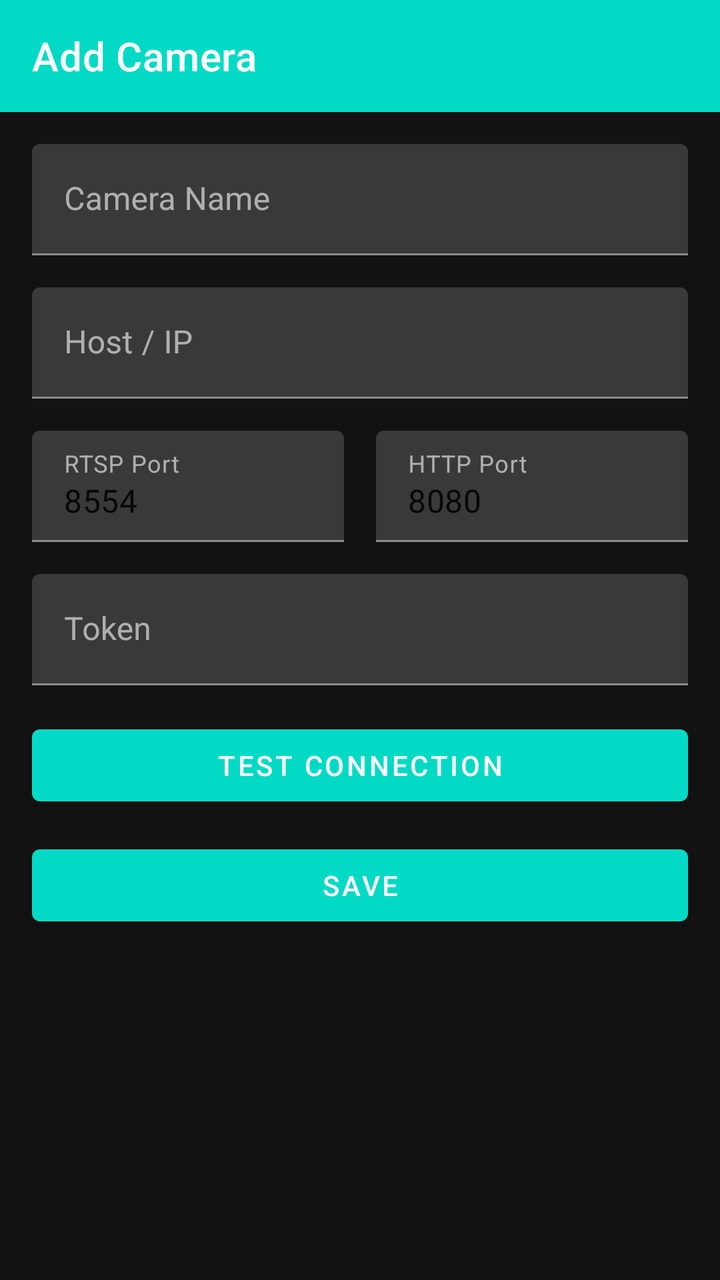
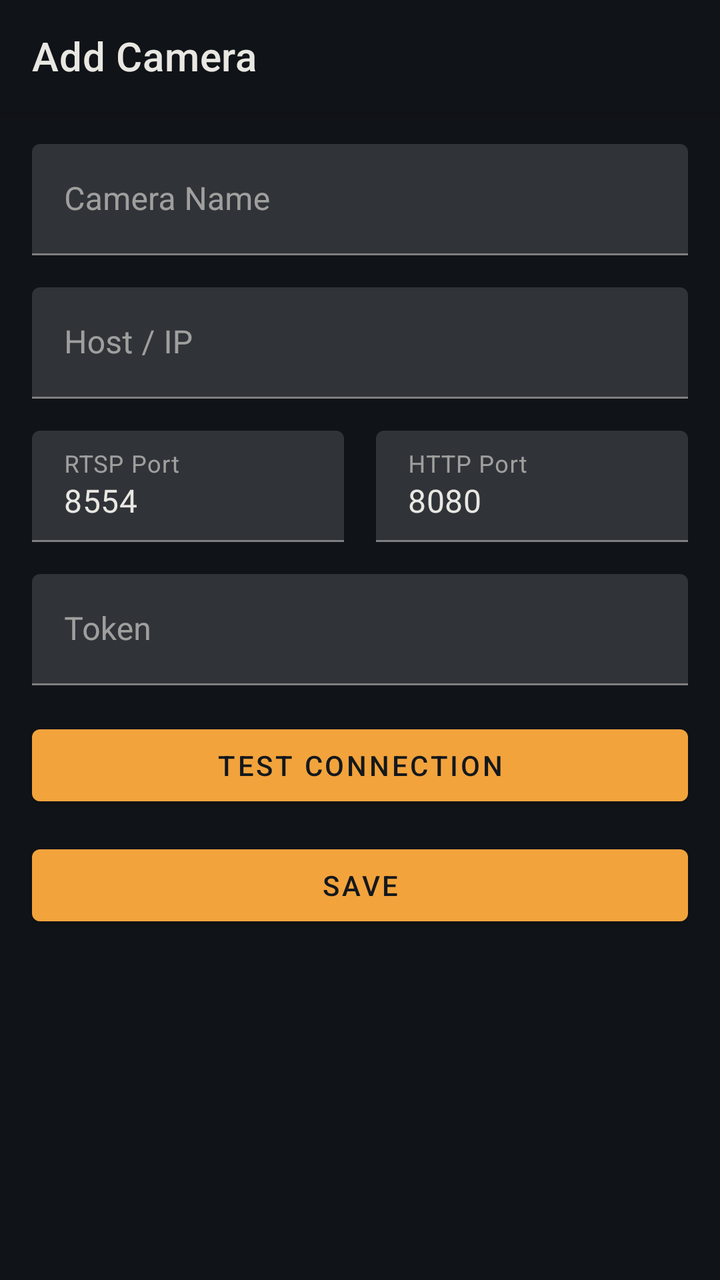

Screens rendered from an Android XML layout before and after an edit, with the pre-edit source and the edit as a unified diff.
<!-- AndroidManifest.xml: activity theme Theme.FreeCamViewer.NoActionBar -->
<!-- res/layout/activity_add_camera.xml -->
<?xml version="1.0" encoding="utf-8"?>
<layout xmlns:android="http://schemas.android.com/apk/res/android"
    xmlns:app="http://schemas.android.com/apk/res-auto"
    xmlns:tools="http://schemas.android.com/tools">

    <androidx.coordinatorlayout.widget.CoordinatorLayout
        android:layout_width="match_parent"
        android:layout_height="match_parent"
        tools:context=".ui.AddCameraActivity">

        <com.google.android.material.appbar.AppBarLayout
            android:layout_width="match_parent"
            android:layout_height="wrap_content"
            android:theme="@style/Theme.FreeCamViewer.AppBarOverlay">

            <androidx.appcompat.widget.Toolbar
                android:id="@+id/toolbar"
                android:layout_width="match_parent"
                android:layout_height="?attr/actionBarSize"
                android:background="?attr/colorPrimary"
                app:popupTheme="@style/Theme.FreeCamViewer.PopupOverlay"
                app:title="@string/add_camera_title" />

        </com.google.android.material.appbar.AppBarLayout>

        <ScrollView
            android:layout_width="match_parent"
            android:layout_height="match_parent"
            android:padding="16dp"
            app:layout_behavior="@string/appbar_scrolling_view_behavior">

            <LinearLayout
                android:layout_width="match_parent"
                android:layout_height="wrap_content"
                android:orientation="vertical"
                android:paddingBottom="24dp">

                <com.google.android.material.textfield.TextInputLayout
                    android:layout_width="match_parent"
                    android:layout_height="wrap_content"
                    android:layout_marginBottom="16dp"
                    android:hint="@string/manual_name">

                    <com.google.android.material.textfield.TextInputEditText
                        android:id="@+id/etName"
                        android:layout_width="match_parent"
                        android:layout_height="wrap_content" />
                </com.google.android.material.textfield.TextInputLayout>

                <com.google.android.material.textfield.TextInputLayout
                    android:layout_width="match_parent"
                    android:layout_height="wrap_content"
                    android:layout_marginBottom="16dp"
                    android:hint="@string/manual_host">

                    <com.google.android.material.textfield.TextInputEditText
                        android:id="@+id/etHost"
                        android:layout_width="match_parent"
                        android:layout_height="wrap_content"
                        android:inputType="textUri" />
                </com.google.android.material.textfield.TextInputLayout>

                <LinearLayout
                    android:layout_width="match_parent"
                    android:layout_height="wrap_content"
                    android:orientation="horizontal"
                    android:layout_marginBottom="16dp">

                    <com.google.android.material.textfield.TextInputLayout
                        android:layout_width="0dp"
                        android:layout_height="wrap_content"
                        android:layout_weight="1"
                        android:layout_marginEnd="8dp"
                        android:hint="@string/manual_rtsp_port">

                        <com.google.android.material.textfield.TextInputEditText
                            android:id="@+id/etRtspPort"
                            android:layout_width="match_parent"
                            android:layout_height="wrap_content"
                            android:inputType="number"
                            android:text="8554" />
                    </com.google.android.material.textfield.TextInputLayout>

                    <com.google.android.material.textfield.TextInputLayout
                        android:layout_width="0dp"
                        android:layout_height="wrap_content"
                        android:layout_weight="1"
                        android:layout_marginStart="8dp"
                        android:hint="@string/manual_http_port">

                        <com.google.android.material.textfield.TextInputEditText
                            android:id="@+id/etHttpPort"
                            android:layout_width="match_parent"
                            android:layout_height="wrap_content"
                            android:inputType="number"
                            android:text="8080" />
                    </com.google.android.material.textfield.TextInputLayout>
                </LinearLayout>

                <com.google.android.material.textfield.TextInputLayout
                    android:layout_width="match_parent"
                    android:layout_height="wrap_content"
                    android:layout_marginBottom="16dp"
                    android:hint="@string/manual_token">

                    <com.google.android.material.textfield.TextInputEditText
                        android:id="@+id/etToken"
                        android:layout_width="match_parent"
                        android:layout_height="wrap_content" />
                </com.google.android.material.textfield.TextInputLayout>

                <ProgressBar
                    android:id="@+id/progressBar"
                    android:layout_width="wrap_content"
                    android:layout_height="wrap_content"
                    android:layout_gravity="center"
                    android:visibility="gone" />

                <Button
                    android:id="@+id/btnTestConnect"
                    android:layout_width="match_parent"
                    android:layout_height="wrap_content"
                    android:layout_marginBottom="12dp"
                    android:text="@string/btn_test_connect" />

                <Button
                    android:id="@+id/btnSave"
                    android:layout_width="match_parent"
                    android:layout_height="wrap_content"
                    android:text="@string/btn_save" />

            </LinearLayout>
        </ScrollView>
    </androidx.coordinatorlayout.widget.CoordinatorLayout>
</layout>
<!-- resources referenced by this layout -->
<resources>
  <string name="add_camera_title">Add Camera</string>
  <string name="btn_save">Save</string>
  <string name="btn_test_connect">Test Connection</string>
  <string name="manual_host">Host / IP</string>
  <string name="manual_http_port">HTTP Port</string>
  <string name="manual_name">Camera Name</string>
  <string name="manual_rtsp_port">RTSP Port</string>
  <string name="manual_token">Token</string>
  <style name="Theme.FreeCamViewer.AppBarOverlay" parent="ThemeOverlay.MaterialComponents.Dark.ActionBar" />
  <style name="Theme.FreeCamViewer.PopupOverlay" parent="ThemeOverlay.MaterialComponents.Light" />
  <style name="Theme.FreeCamViewer.NoActionBar" parent="Theme.FreeCamViewer">
          <item name="windowActionBar">false</item>
          <item name="windowNoTitle">true</item>
      </style>
  <style name="Theme.FreeCamViewer" parent="Theme.MaterialComponents.DayNight.DarkActionBar">
          <item name="colorPrimary">@color/primary</item>
          <item name="colorPrimaryVariant">@color/primary_variant</item>
          <item name="colorOnPrimary">@color/on_dark</item>
          <item name="colorSecondary">@color/secondary</item>
          <item name="colorSecondaryVariant">@color/primary_variant</item>
          <item name="colorOnSecondary">@color/on_dark</item>
          <item name="colorError">@color/error</item>
          <item name="android:colorBackground">@color/dark_bg</item>
          <item name="colorSurface">@color/dark_surface</item>
          <item name="colorOnSurface">@color/on_dark</item>
      </style>
  <color name="primary">#03DAC5</color>
  <color name="primary_variant">#018786</color>
  <color name="on_dark">#FFFFFF</color>
  <color name="secondary">#FF018786</color>
  <color name="error">#CF6679</color>
  <color name="dark_bg">#121212</color>
  <color name="dark_surface">#1E1E1E</color>
</resources>

<!-- the commit's change to res/layout/activity_add_camera.xml (unified diff, before → after) -->
@@ -10,15 +10,12 @@
 
         <com.google.android.material.appbar.AppBarLayout
             android:layout_width="match_parent"
-            android:layout_height="wrap_content"
-            android:theme="@style/Theme.FreeCamViewer.AppBarOverlay">
-
+            android:layout_height="wrap_content">
             <androidx.appcompat.widget.Toolbar
                 android:id="@+id/toolbar"
                 android:layout_width="match_parent"
                 android:layout_height="?attr/actionBarSize"
-                android:background="?attr/colorPrimary"
-                app:popupTheme="@style/Theme.FreeCamViewer.PopupOverlay"
+                android:background="@color/carbon"
                 app:title="@string/add_camera_title" />
 
         </com.google.android.material.appbar.AppBarLayout>
<!-- resource entries referenced after the edit -->
@@ -1,5 +1,6 @@
 <!-- resources referenced by this layout -->
 <resources>
+  <color name="carbon">#101317</color>
   <string name="add_camera_title">Add Camera</string>
   <string name="btn_save">Save</string>
   <string name="btn_test_connect">Test Connection</string>
@@ -8,30 +9,29 @@
   <string name="manual_name">Camera Name</string>
   <string name="manual_rtsp_port">RTSP Port</string>
   <string name="manual_token">Token</string>
-  <style name="Theme.FreeCamViewer.AppBarOverlay" parent="ThemeOverlay.MaterialComponents.Dark.ActionBar" />
-  <style name="Theme.FreeCamViewer.PopupOverlay" parent="ThemeOverlay.MaterialComponents.Light" />
-  <style name="Theme.FreeCamViewer.NoActionBar" parent="Theme.FreeCamViewer">
-          <item name="windowActionBar">false</item>
-          <item name="windowNoTitle">true</item>
+  <style name="Theme.FreeCamViewer.NoActionBar" parent="Theme.FreeCamViewer" />
+  <style name="Theme.FreeCamViewer" parent="Theme.MaterialComponents.DayNight.NoActionBar">
+          <item name="colorPrimary">@color/sodium</item>
+          <item name="colorPrimaryVariant">@color/sodium</item>
+          <item name="colorOnPrimary">@color/on_accent</item>
+          <item name="colorSecondary">@color/phosphor</item>
+          <item name="colorSecondaryVariant">@color/phosphor</item>
+          <item name="colorOnSecondary">@color/on_accent</item>
+          <item name="colorError">@color/tape</item>
+          <item name="android:colorBackground">@color/carbon</item>
+          <item name="colorSurface">@color/panel</item>
+          <item name="colorOnSurface">@color/bone</item>
+          <item name="android:textColorPrimary">@color/bone</item>
+          <item name="android:textColorSecondary">@color/mute</item>
+          <item name="android:statusBarColor">@color/carbon</item>
+          <item name="android:navigationBarColor">@color/carbon</item>
       </style>
-  <style name="Theme.FreeCamViewer" parent="Theme.MaterialComponents.DayNight.DarkActionBar">
-          <item name="colorPrimary">@color/primary</item>
-          <item name="colorPrimaryVariant">@color/primary_variant</item>
-          <item name="colorOnPrimary">@color/on_dark</item>
-          <item name="colorSecondary">@color/secondary</item>
-          <item name="colorSecondaryVariant">@color/primary_variant</item>
-          <item name="colorOnSecondary">@color/on_dark</item>
-          <item name="colorError">@color/error</item>
-          <item name="android:colorBackground">@color/dark_bg</item>
-          <item name="colorSurface">@color/dark_surface</item>
-          <item name="colorOnSurface">@color/on_dark</item>
-      </style>
-  <color name="primary">#03DAC5</color>
-  <color name="primary_variant">#018786</color>
-  <color name="on_dark">#FFFFFF</color>
-  <color name="secondary">#FF018786</color>
-  <color name="error">#CF6679</color>
-  <color name="dark_bg">#121212</color>
-  <color name="dark_surface">#1E1E1E</color>
+  <color name="sodium">#F2A33C</color>
+  <color name="on_accent">#14181D</color>
+  <color name="phosphor">#58C7F3</color>
+  <color name="tape">#E5484D</color>
+  <color name="panel">#171B21</color>
+  <color name="bone">#E9E7E2</color>
+  <color name="mute">#8B9199</color>
 </resources>
 
